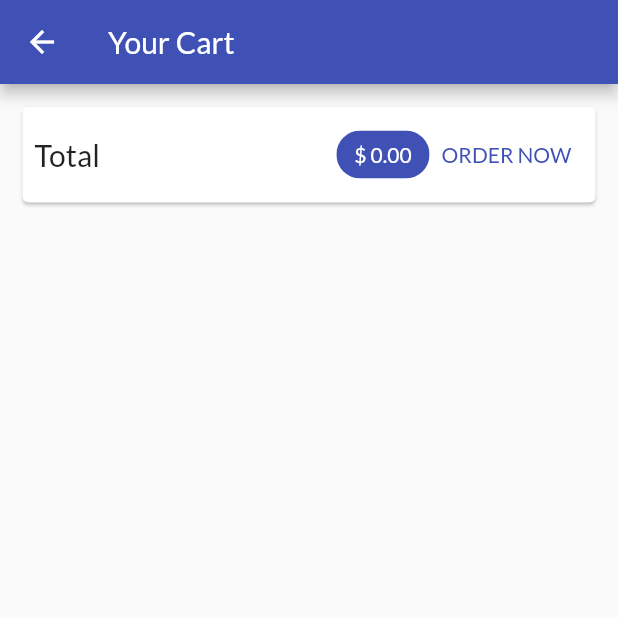
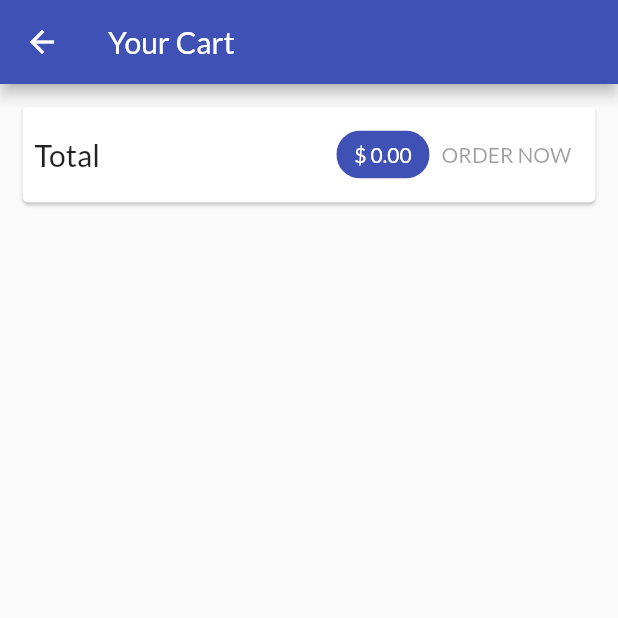
Before and after one commit to thegera4/mobile_shop_flutter, a Flutter app: the CartScreen screen opened by its route, on a phone screen of 412 x 824 dp, the top half of it. Run offline on Flutter 3.47's test engine with Material 2 defaults, Android fonts, the phone set to English and light mode, and no system bars; network calls fail.

Commit message:
update: added orders fetching from firebase

```diff
--- a/lib/providers/products.dart
+++ b/lib/providers/products.dart
@@ -9,40 +9,7 @@ const productsUrl =
 
 class Products with ChangeNotifier{
 
-  List<Product> _items = [
-  /*  Product(
-      id: 'p1',
-      title: 'Red Shirt',
-      description: 'A red shirt - it is pretty red!',
-      price: 29.99,
-      imageUrl:
-      'https://cdn.pixabay.com/photo/2016/10/02/22/17/red-t-shirt-1710578_1280.jpg',
-    ),
-    Product(
-      id: 'p2',
-      title: 'Trousers',
-      description: 'A nice pair of trousers.',
-      price: 59.99,
-      imageUrl:
-      'https://upload.wikimedia.org/wikipedia/commons/thumb/e/e8/Trousers%2C_dress_%28AM_1960.022-8%29.jpg/512px-Trousers%2C_dress_%28AM_1960.022-8%29.jpg',
-    ),
-    Product(
-      id: 'p3',
-      title: 'Yellow Scarf',
-      description: 'Warm and cozy - exactly what you need for the winter.',
-      price: 19.99,
-      imageUrl:
-      'https://live.staticflickr.com/4043/4438260868_cc79b3369d_z.jpg',
-    ),
-    Product(
-      id: 'p4',
-      title: 'A Pan',
-      description: 'Prepare any meal you want.',
-      price: 49.99,
-      imageUrl:
-      'https://upload.wikimedia.org/wikipedia/commons/thumb/1/14/Cast-Iron-Pan.jpg/1024px-Cast-Iron-Pan.jpg',
-    ),*/
-  ];
+  List<Product> _items = [];
 
   List<Product> get items {
     return [..._items];
@@ -61,6 +28,9 @@ class Products with ChangeNotifier{
       final response = await http.get(Uri.parse(productsUrl));
       final extractedData = json.decode(response.body) as Map<String, dynamic>;
       final List<Product> loadedProducts = [];
+      if (extractedData == null) {
+        return;
+      }
       extractedData.forEach((prodId, prodData) {
         loadedProducts.add(Product(
           id: prodId,
--- a/lib/screens/cart_screen.dart
+++ b/lib/screens/cart_screen.dart
@@ -3,7 +3,6 @@ import 'package:provider/provider.dart';
 import '/providers/cart.dart' show Cart;
 import '/providers/orders.dart';
 import '../widgets/cart_item.dart';
-
 
 class CartScreen extends StatelessWidget {
   const CartScreen({Key? key}) : super(key: key);
@@ -39,19 +38,7 @@ class CartScreen extends StatelessWidget {
                     ),
                     backgroundColor: Theme.of(context).colorScheme.primary
                   ),
-                  TextButton(
-                    onPressed: () {
-                      Provider.of<Orders>(context, listen: false).addOrder(
-                        cart.items.values.toList(),
-                        cart.totalAmount,
-                      );
-                      cart.clear();
-                    },
-                    style: TextButton.styleFrom(
-                      foregroundColor: Theme.of(context).colorScheme.primary,
-                    ),
-                    child: const Text('ORDER NOW'),
-                  ),
+                  OrderButton(cart: cart),
                 ],
               ),
             ),
@@ -75,3 +62,50 @@ class CartScreen extends StatelessWidget {
     );
   }
 }
+
+class OrderButton extends StatefulWidget {
+  const OrderButton({Key? key, required this.cart}) : super(key: key);
+
+  final Cart cart;
+
+  @override
+  State<OrderButton> createState() => _OrderButtonState();
+}
+
+class _OrderButtonState extends State<OrderButton> {
+  var _isLoading = false;
+  @override
+  Widget build(BuildContext context) {
+    return TextButton(
+      onPressed: (widget.cart.totalAmount <= 0 || _isLoading) ? null :
+          () async {
+        setState(() { _isLoading = true; });
+        try {
+          await Provider.of<Orders>(context, listen: false).addOrder(
+            widget.cart.items.values.toList(),
+            widget.cart.totalAmount,
+          );
+          widget.cart.clear();
+          ScaffoldMessenger.of(context).hideCurrentSnackBar();
+          ScaffoldMessenger.of(context).showSnackBar(
+            const SnackBar(
+              content: Text('Order was placed successfully!'),
+            ),
+          );
+        } catch (error) {
+          ScaffoldMessenger.of(context).hideCurrentSnackBar();
+          ScaffoldMessenger.of(context).showSnackBar(
+            const SnackBar(
+              content: Text('Something went wrong. Please try again!'),
+            ),
+          );
+        } finally{
+          setState(() { _isLoading = false; });
+        }
+      },
+      child: _isLoading
+          ? const CircularProgressIndicator()
+          : const Text('ORDER NOW'),
+    );
+  }
+}
--- a/lib/widgets/order_item.dart
+++ b/lib/widgets/order_item.dart
@@ -22,11 +22,12 @@ class _OrderItemState extends State<OrderItem> {
       child: Column(
         children: [
           ListTile(
-            title: Text('Total: \$ ${widget.order.amount}'),
+            title: Text('Total: \$ ${widget.order.amount.toStringAsFixed(2)}'),
             subtitle: Text(
                 DateFormat('dd/MM/yyyy hh:mm').format(widget.order.dateTime)
             ),
             trailing: IconButton(
+              tooltip: _expanded ? 'Less Details' : 'More Details',
               icon: Icon(_expanded ? Icons.expand_less : Icons.expand_more),
               onPressed: () {
                 setState(() {
@@ -38,7 +39,7 @@ class _OrderItemState extends State<OrderItem> {
           if (_expanded)
             Container(
               padding: const EdgeInsets.symmetric(horizontal: 15, vertical: 4),
-              height: min(widget.order.products.length * 35.0 + 10, 150),
+              height: min(widget.order.products.length * 45.0 + 30, 150),
               child: ListView(
                 children: widget.order.products.map((prod) => Row(
                   mainAxisAlignment: MainAxisAlignment.spaceBetween,
```
Also changed, not shown: lib/providers/orders.dart (+50 -4 lines), lib/providers/product.dart (+23 -2 lines), lib/screens/orders_screen.dart (+47 -9 lines), lib/widgets/product_item.dart (+15 -0 lines).
